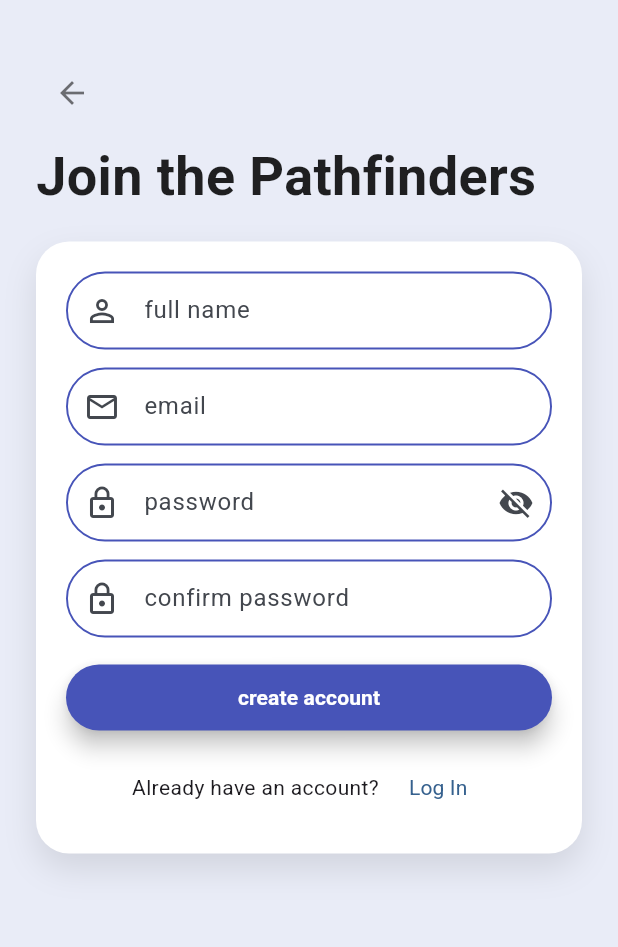
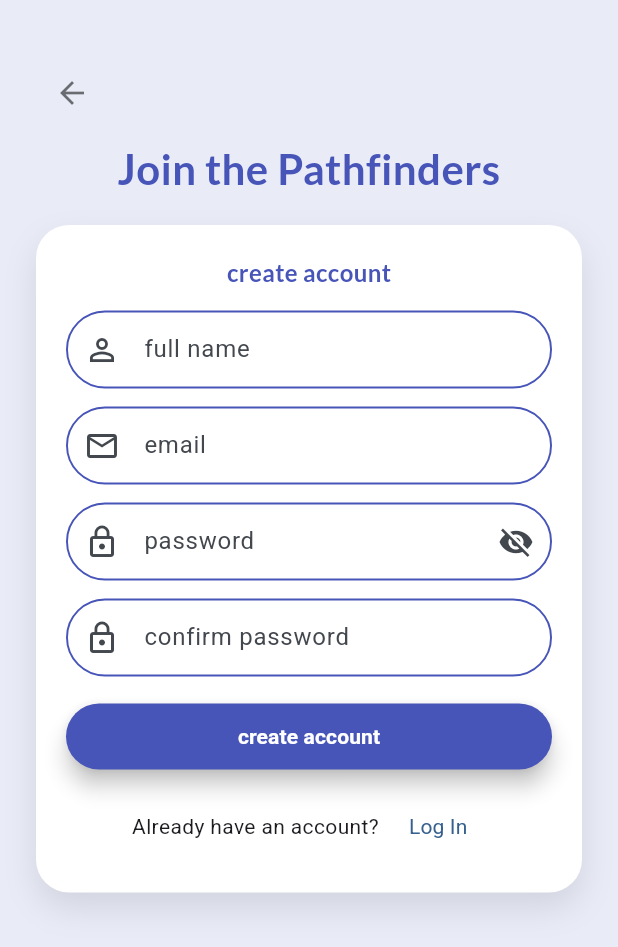
Before and after one commit to katie-allen2004/pathway, a Flutter app: the SignupScreen screen opened directly, on a phone screen of 412 x 824 dp. Shown: the top 947 px of the screen. Run offline on Flutter 3.47's test engine with Material 3 defaults, Android fonts, the phone set to English and light mode, and no system bars; our stand-ins replace google_fonts, supabase_flutter; accounts and stored records are empty.

Commit message:
updated signup screen to match Figma

```diff
--- a/pathway/lib/features/auth/presentation/signup_screen.dart
+++ b/pathway/lib/features/auth/presentation/signup_screen.dart
@@ -1,3 +1,4 @@
+import 'package:google_fonts/google_fonts.dart';
 import 'package:flutter/material.dart';
 import 'package:pathway/core/utils/validators.dart';
 import 'login_screen.dart';
@@ -135,14 +136,14 @@ class _SignupScreenState extends State<SignupScreen> {
                 const SizedBox(height: 6),
 
                 // Header text (simple + matches Login vibe)
-                Align(
-                  alignment: Alignment.centerLeft,
+                Center(
                   child: Text(
                     'Join the Pathfinders',
-                    style: const TextStyle(
-                      fontSize: 36,
-                      fontWeight: FontWeight.w800,
-                      color: Colors.black87,
+                    textAlign: TextAlign.center,
+                    style: GoogleFonts.lato(
+                      fontSize: 28,
+                      fontWeight: FontWeight.w700,
+                      color: const Color(0xFF4754B8),
                     ),
                   ),
                 ),
@@ -174,6 +175,16 @@ class _SignupScreenState extends State<SignupScreen> {
                         child: Column(
                           mainAxisSize: MainAxisSize.min,
                           children: [
+                            Text(
+                              'create account',
+                              style: GoogleFonts.lato(
+                                fontSize: 16,
+                                fontWeight: FontWeight.w700,
+                                color: const Color(0xFF4754B8),
+                              ),
+                            ),
+                            const SizedBox(height: 14),
+
                             // Full Name
                             TextFormField(
                               controller: _nameController,
```
